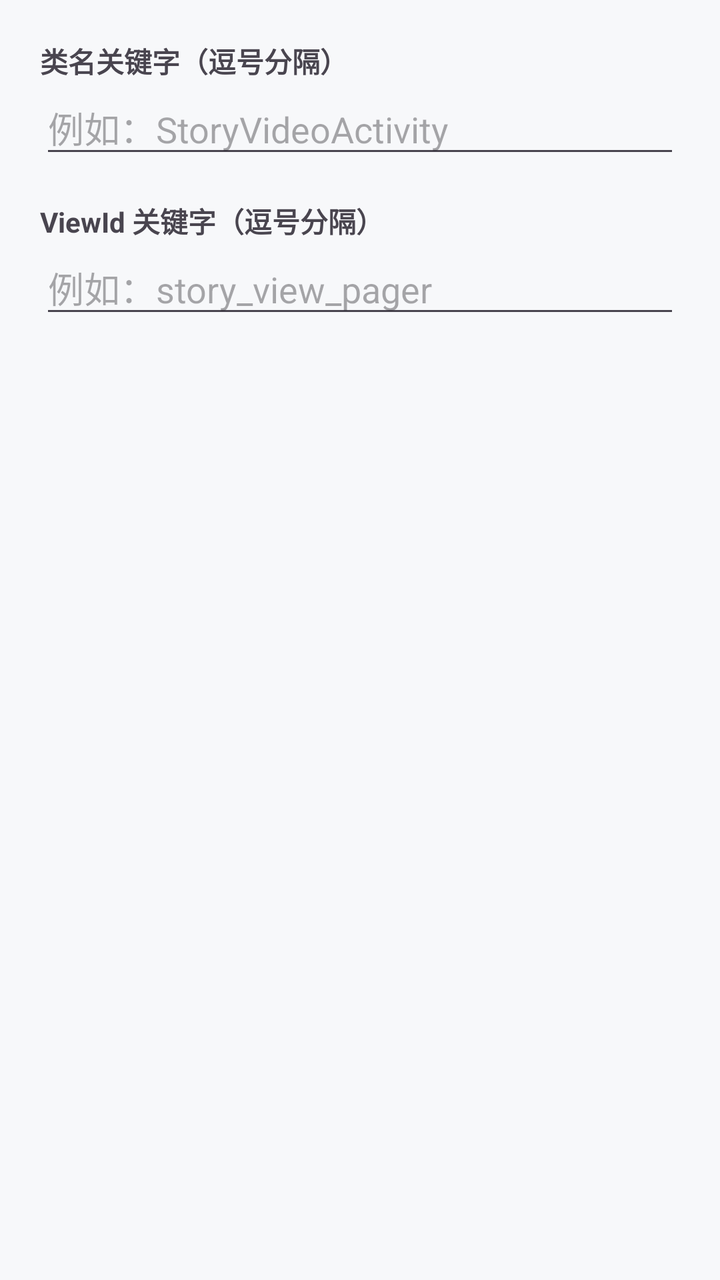
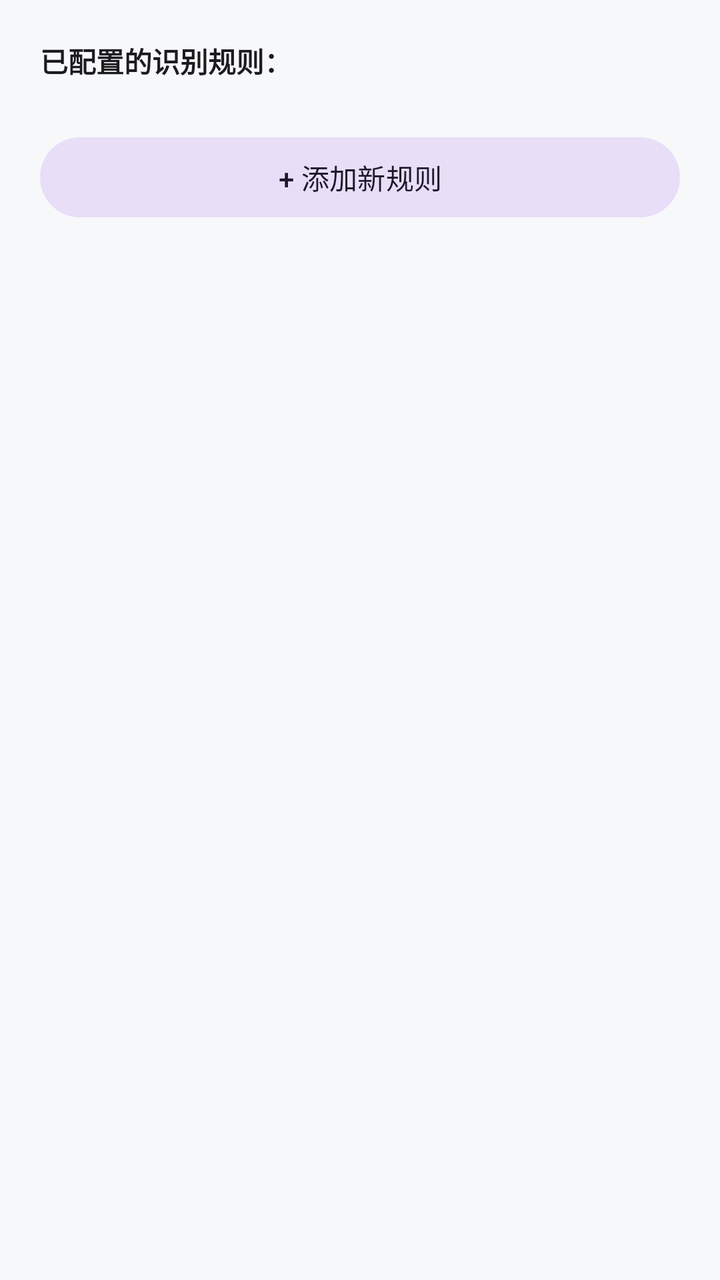

Before-and-after screenshots of an Android layout around one commit, followed by the original layout XML and the change that was made.
<!-- AndroidManifest.xml: application theme Theme.BiliLimit -->
<!-- res/layout/dialog_edit_rules.xml -->
<?xml version="1.0" encoding="utf-8"?>
<LinearLayout xmlns:android="http://schemas.android.com/apk/res/android"
    android:layout_width="match_parent"
    android:layout_height="wrap_content"
    android:orientation="vertical"
    android:padding="20dp">

    <TextView
        android:layout_width="wrap_content"
        android:layout_height="wrap_content"
        android:text="类名关键字（逗号分隔）"
        android:textStyle="bold" />
    <EditText
        android:id="@+id/etEditClass"
        android:layout_width="match_parent"
        android:layout_height="wrap_content"
        android:hint="例如：StoryVideoActivity" />

    <TextView
        android:layout_width="wrap_content"
        android:layout_height="wrap_content"
        android:layout_marginTop="16dp"
        android:text="ViewId 关键字（逗号分隔）"
        android:textStyle="bold" />
    <EditText
        android:id="@+id/etEditId"
        android:layout_width="match_parent"
        android:layout_height="wrap_content"
        android:hint="例如：story_view_pager" />

</LinearLayout>
<!-- resources referenced by this layout -->
<resources>
  <style name="Theme.BiliLimit" parent="Theme.Material3.DayNight.NoActionBar">
          <item name="colorPrimary">@color/brand_pink</item>
          
          <item name="android:statusBarColor">@android:color/transparent</item>
          <item name="android:navigationBarColor">@color/bg_color</item>
          <item name="android:windowBackground">@color/bg_color</item>
          
          <item name="android:windowLightStatusBar">?attr/isLightTheme</item>
      </style>
  <color name="brand_pink">#FF6B8B</color>
  <color name="bg_color">#F7F8FA</color>
</resources>

<!-- the commit's change to res/layout/dialog_edit_rules.xml (unified diff, before → after) -->
@@ -6,26 +6,26 @@
     android:padding="20dp">
 
     <TextView
-        android:layout_width="wrap_content"
-        android:layout_height="wrap_content"
-        android:text="类名关键字（逗号分隔）"
-        android:textStyle="bold" />
-    <EditText
-        android:id="@+id/etEditClass"
         android:layout_width="match_parent"
         android:layout_height="wrap_content"
-        android:hint="例如：StoryVideoActivity" />
+        android:text="已配置的识别规则："
+        android:textStyle="bold"
+        android:textColor="@color/text_main" />
 
-    <TextView
-        android:layout_width="wrap_content"
+    
+    <LinearLayout
+        android:id="@+id/llRuleContainer"
+        android:layout_width="match_parent"
+        android:layout_height="wrap_content"
+        android:orientation="vertical"
+        android:layout_marginTop="8dp" />
+
+    <com.google.android.material.button.MaterialButton
+        android:id="@+id/btnAddNewRule"
+        style="@style/Widget.Material3.Button.TonalButton"
+        android:layout_width="match_parent"
         android:layout_height="wrap_content"
         android:layout_marginTop="16dp"
-        android:text="ViewId 关键字（逗号分隔）"
-        android:textStyle="bold" />
-    <EditText
-        android:id="@+id/etEditId"
-        android:layout_width="match_parent"
-        android:layout_height="wrap_content"
-        android:hint="例如：story_view_pager" />
+        android:text="+ 添加新规则" />
 
 </LinearLayout>
<!-- resource entries referenced after the edit -->
@@ -1,5 +1,6 @@
 <!-- resources referenced by this layout -->
 <resources>
+  <color name="text_main">#1C1C1E</color>
   <style name="Theme.BiliLimit" parent="Theme.Material3.DayNight.NoActionBar">
           <item name="colorPrimary">@color/brand_pink</item>
           
